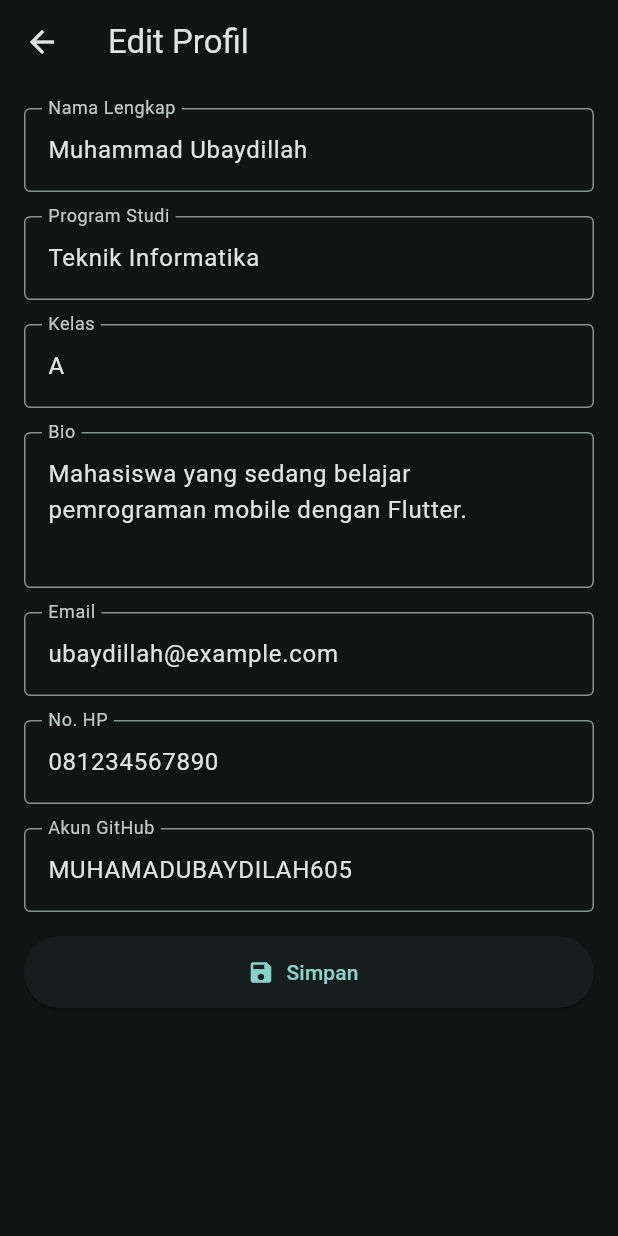
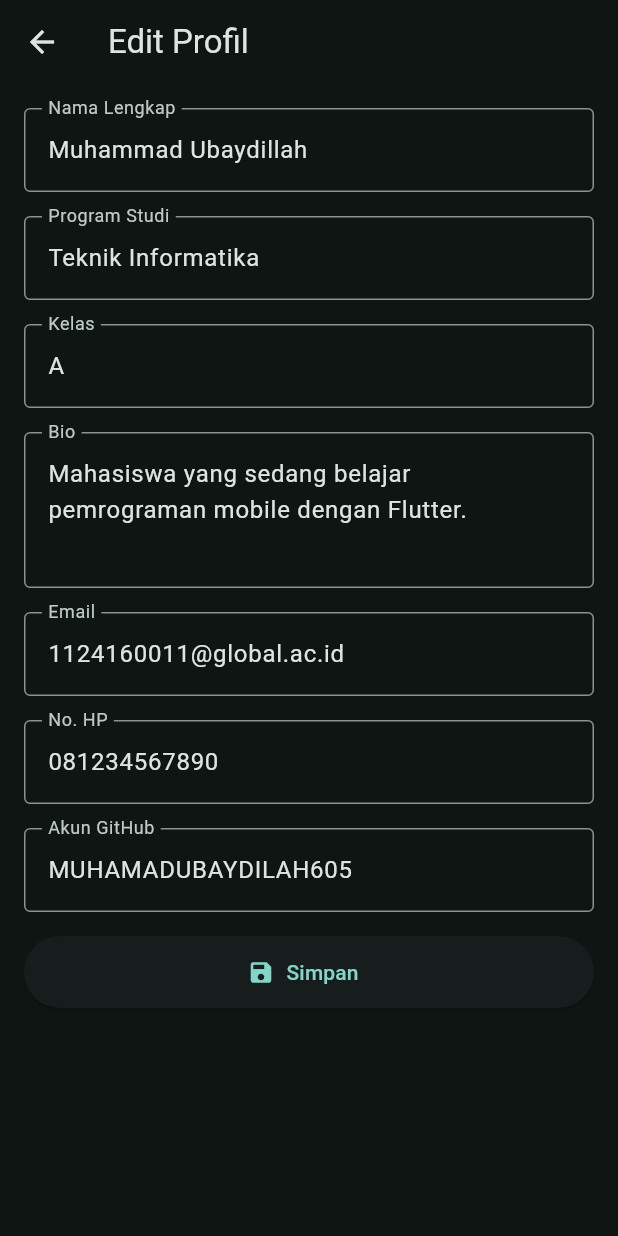
Before and after one commit to MUHAMADUBAYDILAH605/uts-pml--1124160011-, a Flutter app: the screen it shows after launch, after a tap on the "dark mode" icon, after a tap on the "edit" icon, on a phone screen of 412 x 824 dp. Run offline on Flutter 3.47's test engine with Material 3 defaults, Android fonts, the phone set to English and light mode, and no system bars.

Commit message:
chore: ganti nim

```diff
--- a/soal2-profil-app/lib/screens/profile_page.dart
+++ b/soal2-profil-app/lib/screens/profile_page.dart
@@ -18,7 +18,7 @@ class _ProfilePageState extends State<ProfilePage> {
     prodi: 'Teknik Informatika',
     kelas: 'A',
     bio: 'Mahasiswa yang sedang belajar pemrograman mobile dengan Flutter.',
-    email: 'ubaydillah@example.com',
+    email: '1124160011@global.ac.id',
     hp: '081234567890',
     github: 'MUHAMADUBAYDILAH605',
   );
```
